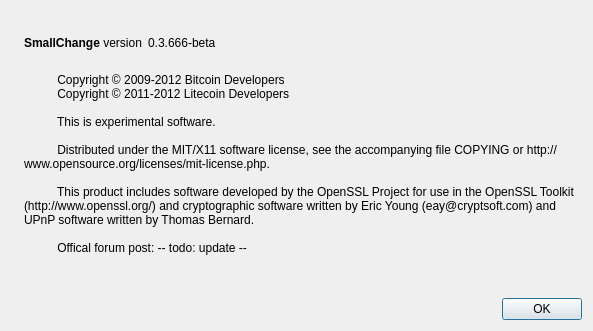
This is src/qt/forms/aboutdialog.ui in colgcoin/colgcoin as Qt 5 draws it before an edit. The edited form follows.
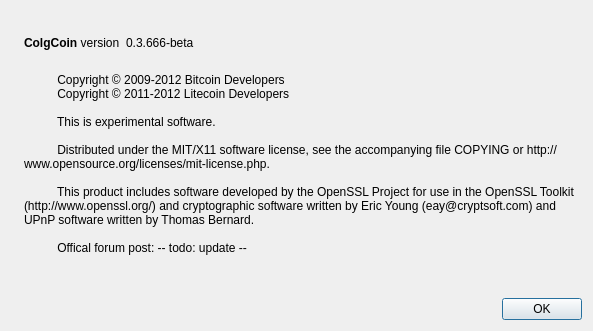
This is the edited form. Icons and pictures are not drawn.

```diff
--- a/src/qt/forms/aboutdialog.ui
+++ b/src/qt/forms/aboutdialog.ui
@@ -50,7 +50,7 @@
           <cursorShape>IBeamCursor</cursorShape>
          </property>
          <property name="text">
-          <string>&lt;b&gt;SmallChange&lt;/b&gt; version</string>
+          <string>&lt;b&gt;ColgCoin&lt;/b&gt; version</string>
          </property>
          <property name="textInteractionFlags">
           <set>Qt::LinksAccessibleByMouse|Qt::TextSelectableByKeyboard|Qt::TextSelectableByMouse</set>
```
Left out of the diff: 2 changed lines with no effect on the pictures.
